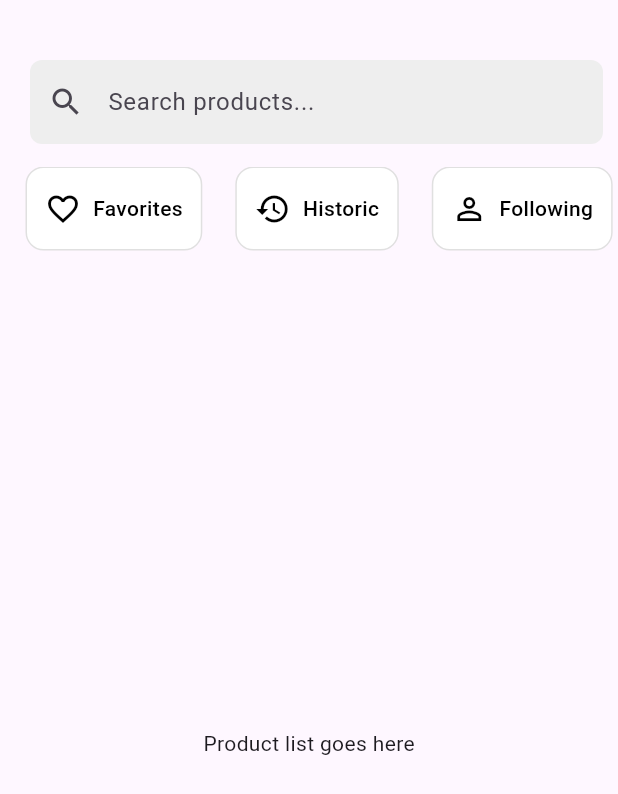
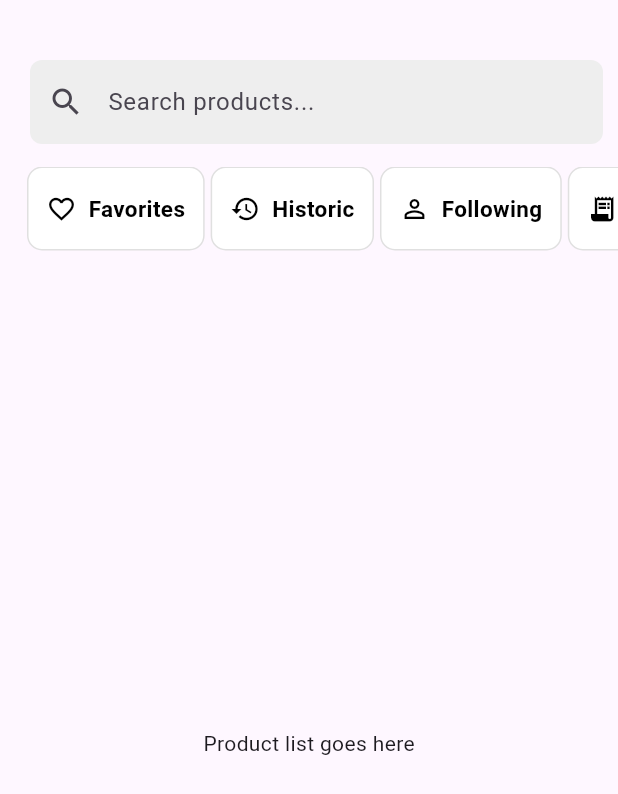
Before and after one commit to Edu-2de/FlutterProject, a Flutter app: the screen it shows after launch, on a phone screen of 412 x 824 dp. Shown: the top 794 px of the screen. Run offline on Flutter 3.47's test engine with Material 3 defaults, Android fonts, the light colour scheme and no system bars.

Commit message:
Refactor SquareButton layout and styling for consistency and improved appearance

```diff
--- a/FlutterPoject/app/lib/widgets/horizontal_buttons.dart
+++ b/FlutterPoject/app/lib/widgets/horizontal_buttons.dart
@@ -11,30 +11,29 @@ class SquareButton extends StatelessWidget {
     required this.label,
     this.onTap,
   });
-
   @override
   Widget build(BuildContext context) {
     return GestureDetector(
-
       onTap: onTap,
       child: Container(
-        margin: const EdgeInsets.symmetric(horizontal: 11.0, ),
-        padding: const EdgeInsets.symmetric(horizontal: 12, vertical: 8),
+        margin: const EdgeInsets.symmetric(horizontal: 2.0),
+        padding: const EdgeInsets.symmetric(horizontal: 12, vertical: 6),
         decoration: BoxDecoration(
           border: Border.all(color: Colors.grey[300]!),
-          borderRadius: BorderRadius.circular(12),
+          borderRadius: BorderRadius.circular(10),
           color: Colors.white,
         ),
         child: Row(
           mainAxisSize: MainAxisSize.min,
           children: [
-            Icon(icon, color: Colors.black),
+            Icon(icon, size: 20, color: Colors.black),
             const SizedBox(width: 8),
             Text(
               label,
               style: const TextStyle(
                 color: Colors.black,
-                fontWeight: FontWeight.w500,
+                fontWeight: FontWeight.w600,
+                fontSize: 15,
               ),
             ),
           ],
@@ -43,7 +42,6 @@ class SquareButton extends StatelessWidget {
     );
   }
 }
-
 
 class HorizontalButtonList extends StatelessWidget {
   const HorizontalButtonList({super.key});
@@ -55,7 +53,7 @@ class HorizontalButtonList extends StatelessWidget {
       height: 56,
       child: ListView(
         scrollDirection: Axis.horizontal,
-        padding: const EdgeInsets.symmetric(horizontal: 6),
+        padding: const EdgeInsets.symmetric(horizontal: 16),
         children: const [
           SquareButton(icon: Icons.favorite_border, label: 'Favorites'),
           SquareButton(icon: Icons.history, label: 'Historic'),
```
